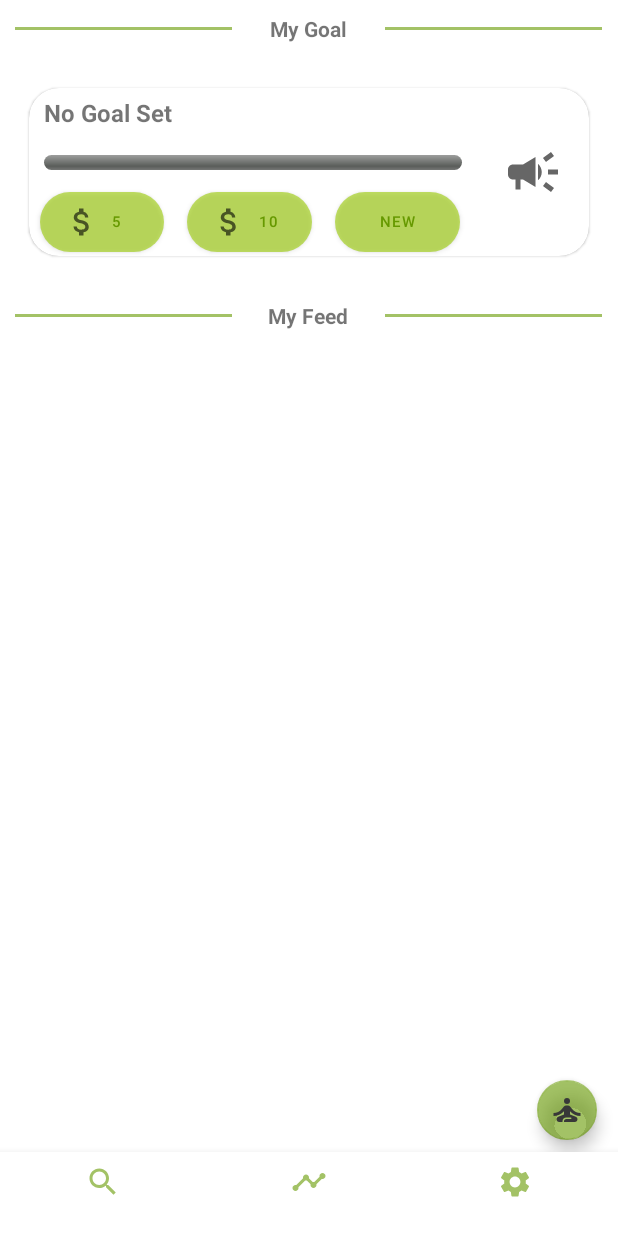
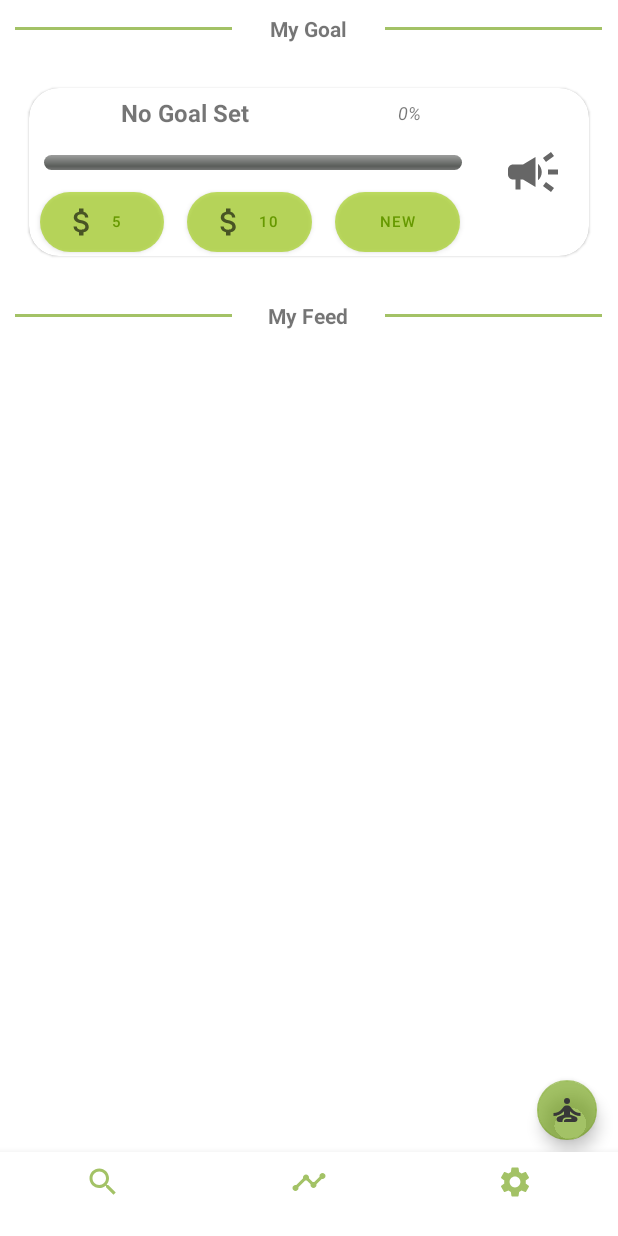
Before and after one commit to arielleslatus/CS5520-MobileAppDev-su21-Charitable, an Android app: the Timeline screen opened directly, with no data from a screen before it, on a phone screen of 412 x 824 dp. Run offline under Robolectric (Android 15) with nearby library versions, the phone set to English and light mode, and no system bars; our stand-ins replace Firebase (no records; nobody signed in at launch, a user with empty details on screens opened directly), Picasso; pictures from the network do not load.

Commit message:
bug fix and beautify

```diff
--- a/app/src/main/java/edu/neu/charitable/fragments/Timeline.java
+++ b/app/src/main/java/edu/neu/charitable/fragments/Timeline.java
@@ -55,13 +55,20 @@ public class Timeline extends Fragment {
 
     private ImageView charityImage;
     private TextView goalText;
+    private TextView goalPercent;
     private ProgressBar goalProgress;
     private Button goalSet;
+    private Button donateOne;
+    private Button donateTwo;
 
     private ArrayList<Post> posts;
     private RecyclerView rvPosts;
     private FirebaseDatabase mDb;
-    FeedRecyclerViewAdapter adapter;
+    private FeedRecyclerViewAdapter adapter;
+
+    private Goal goal;
+
+    private String username;
 
     public Timeline() {
         // Required empty public constructor
@@ -95,6 +102,8 @@ public class Timeline extends Fragment {
 
         posts = new ArrayList<>();
         mDb = FirebaseDatabase.getInstance();
+
+        username = FirebaseAuth.getInstance().getCurrentUser().getUid();
     }
 
     @Override
@@ -104,8 +113,12 @@ public class Timeline extends Fragment {
         View view = inflater.inflate(R.layout.fragment_timeline, container, false);
         charityImage = view.findViewById(R.id.charityImage);
         goalText = view.findViewById(R.id.goal_name);
+        goalPercent = view.findViewById(R.id.goal_percent);
         goalProgress = view.findViewById(R.id.goal_bar);
         goalSet = view.findViewById(R.id.new_goal);
+
+        donateOne = view.findViewById(R.id.donate_goal_one);
+        donateTwo = view.findViewById(R.id.donate_goal_two);
 
         rvPosts = view.findViewById(R.id.feed_rv);
         rvPosts.hasFixedSize();
@@ -130,7 +143,6 @@ public class Timeline extends Fragment {
     }
 
     private void load(View view) {
-        String username = FirebaseAuth.getInstance().getCurrentUser().getUid();
 
         //Toast.makeText(getActivity(), username, Toast.LENGTH_LONG).show();
 
@@ -181,16 +193,17 @@ public class Timeline extends Fragment {
             @Override
             public void onDataChange(@NonNull DataSnapshot snapshot) {
                 if (snapshot.exists()) {
-                    Goal goal = snapshot.getValue(Goal.class);
+                    goal = snapshot.getValue(Goal.class);
                     if (goal != null) {
                         mDb.getReference("Charities").child(goal.charity).addListenerForSingleValueEvent(new ValueEventListener() {
                             @Override
                             public void onDataChange(@NonNull DataSnapshot snapshot) {
                                 if (snapshot.exists()) {
                                     Charity ch = snapshot.getValue(Charity.class);
-                                    goalText.setText("Donate " + goal.amountSet + " to " + ch.name);
+                                    goalText.setText("Donate $" + goal.amountSet + " to " + ch.name);
+                                    goalPercent.setText(Integer.toString(Math.round( (goal.amoundDonated / goal.amountSet) * 100)) + "%");
                                     Picasso.get().load(ch.logoUrl).into(charityImage);
-                                    goalProgress.setProgress( Math.round( (goal.amountSet / goal.amoundDonated) * 100));
+                                    goalProgress.setProgress( Math.round( (goal.amoundDonated / goal.amountSet) * 100));
                                 }
                             }
 
@@ -208,6 +221,67 @@ public class Timeline extends Fragment {
 
             }
         });
+
+        donateOne.setOnClickListener(new View.OnClickListener() {
+            @Override
+            public void onClick(View v) {
+
+                if (goal != null) {
+
+                    mDb.getReference("Charities").child(goal.charity).addListenerForSingleValueEvent(new ValueEventListener() {
+                        @Override
+                        public void onDataChange(@NonNull DataSnapshot snapshot) {
+                            if (snapshot.exists()) {
+                                Charity c = snapshot.getValue(Charity.class);
+                                Intent intent = new Intent(v.getContext(), DonateDummy.class);
+                                intent.putExtra("AUTOFILL_CHARITY", c.name);
+                                intent.putExtra("AUTOFILL_AMOUNT", Double.toString(5.0));
+                                v.getContext().startActivity(intent);
+                            }
+                        }
+
+                        @Override
+                        public void onCancelled(@NonNull DatabaseError error) {
+
+                        }
+                    });
+
+                }
+            }
+        });
+
+        donateTwo.setOnClickListener(new View.OnClickListener() {
+            @Override
+            public void onClick(View v) {
+
+                if (goal != null) {
+
+                    mDb.getReference("Charities").child(goal.charity).addListenerForSingleValueEvent(new ValueEventListener() {
+                        @Override
+                        public void onDataChange(@NonNull DataSnapshot snapshot) {
+                            if (snapshot.exists()) {
+                                Charity c = snapshot.getValue(Charity.class);
+                                Intent intent = new Intent(v.getContext(), DonateDummy.class);
+                                intent.putExtra("AUTOFILL_CHARITY", c.name);
+                                intent.putExtra("AUTOFILL_AMOUNT", Double.toString(10.0));
+                                v.getContext().startActivity(intent);
+                            }
+                        }
+
+                        @Override
+                        public void onCancelled(@NonNull DatabaseError error) {
+
+                        }
+                    });
+
+                }
+            }
+        });
+
+
+
+
+
     }
 
 
--- a/app/src/main/res/layout/activity_main.xml
+++ b/app/src/main/res/layout/activity_main.xml
@@ -74,7 +74,9 @@
         android:textStyle="bold"
         app:layout_constraintLeft_toLeftOf="parent"
         app:layout_constraintRight_toRightOf="parent"
-        app:layout_constraintTop_toBottomOf="@+id/password" />
+        app:layout_constraintTop_toBottomOf="@+id/password"
+        android:background="@drawable/round"
+        />
 
     <TextView
         android:id="@+id/forgotPassword"
--- a/app/src/main/res/layout/item_goal_for_feed.xml
+++ b/app/src/main/res/layout/item_goal_for_feed.xml
@@ -32,10 +32,17 @@
                 android:orientation="vertical"
                 android:weightSum="100">
 
-                <RelativeLayout
+                <LinearLayout
                     android:layout_width="match_parent"
                     android:layout_height="0dp"
-                    android:layout_weight="30">
+                    android:layout_weight="30"
+                    android:weightSum="100"
+                    android:orientation="horizontal">
+
+                    <RelativeLayout
+                        android:layout_width="0dp"
+                        android:layout_height="match_parent"
+                        android:layout_weight="70">
 
                         <TextView
                             android:id="@+id/goal_name"
@@ -43,10 +50,29 @@
                             android:layout_height="wrap_content"
                             android:layout_marginLeft="10dp"
                             android:layout_marginTop="5dp"
+                            android:layout_centerInParent="true"
                             android:text="No Goal Set"
                             android:textStyle="bold"
                             android:textSize="16sp"/>
                     </RelativeLayout>
+
+                    <RelativeLayout
+                        android:layout_width="0dp"
+                        android:layout_height="match_parent"
+                        android:layout_weight="30">
+
+                        <TextView
+                            android:id="@+id/goal_percent"
+                            android:layout_width="wrap_content"
+                            android:layout_height="wrap_content"
+                            android:layout_marginLeft="10dp"
+                            android:layout_marginTop="5dp"
+                            android:layout_centerInParent="true"
+                            android:text="0%"
+                            android:textStyle="italic"
+                            android:textSize="12sp"/>
+                    </RelativeLayout>
+                </LinearLayout>
 
                 <RelativeLayout
                     android:layout_width="match_parent"
```
Also changed, not shown: app/src/main/java/edu/neu/charitable/SetGoal.java (+12 -7 lines), app/src/main/java/edu/neu/charitable/fragments/Search.java (+18 -0 lines), app/src/main/java/edu/neu/charitable/models/Charity.java (+17 -0 lines). Lines whose indentation alone changed are shown as unchanged.
